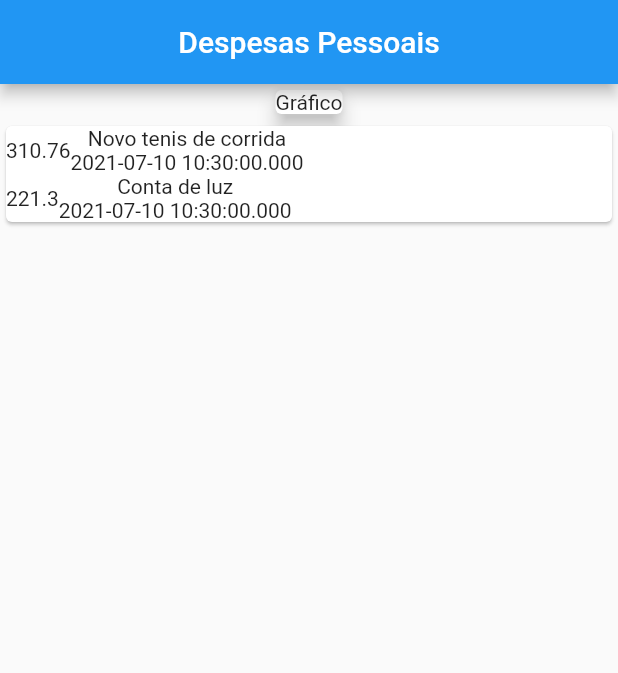
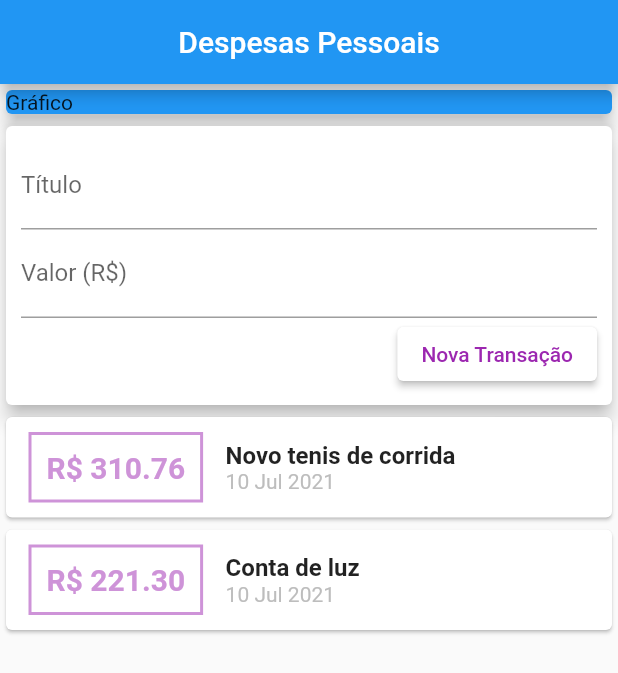
Before and after one commit to GuerreiroLeonardo/personal-expenses-app, a Flutter app: the screen it shows after launch, on a phone screen of 412 x 824 dp. Shown: the top 673 px of the screen. Run offline on Flutter 3.47's test engine with Material 2 defaults, Android fonts, the phone set to English and light mode, and no system bars.

Commit message:
Add intl and rearrenge tree of components

```diff
--- /dev/null
+++ b/expenses/lib/components/transaction_form.dart
@@ -0,0 +1,55 @@
+import 'package:flutter/material.dart';
+
+class TransactionForm extends StatelessWidget {
+  final titleController = TextEditingController();
+  final valueController = TextEditingController();
+
+  final void Function(String, double) onSubmit;
+
+  TransactionForm(this.onSubmit);
+
+  @override
+  Widget build(BuildContext context) {
+    return Container(
+      child: Card(
+          elevation: 5,
+          child: Padding(
+            padding: const EdgeInsets.all(10),
+            child: Column(
+              children: <Widget>[
+                TextField(
+                  controller: titleController,
+                  // onChanged: (newValue) => {title = newValue},
+                  decoration: InputDecoration(
+                    labelText: 'Título',
+                  ),
+                ),
+                TextField(
+                  controller: valueController,
+                  // onChanged: (newValue) => {value = newValue},
+                  decoration: InputDecoration(
+                    labelText: 'Valor (R\$)',
+                  ),
+                ),
+                Row(
+                  mainAxisAlignment: MainAxisAlignment.end,
+                  children: [
+                    ElevatedButton(
+                      onPressed: () {
+                        final title = titleController.text;
+                        final value =
+                            double.tryParse(valueController.text) ?? 0.0;
+                        onSubmit(title, value);
+                      },
+                      child: Text("Nova Transação"),
+                      style: ElevatedButton.styleFrom(
+                          primary: Colors.white, onPrimary: Colors.purple),
+                    ),
+                  ],
+                )
+              ],
+            ),
+          )),
+    );
+  }
+}
--- /dev/null
+++ b/expenses/lib/components/transaction_list.dart
@@ -0,0 +1,57 @@
+import 'package:expenses/models/transaction.dart';
+import 'package:flutter/material.dart';
+import 'package:intl/intl.dart';
+
+class TransactionList extends StatelessWidget {
+  final List<Transaction> transactions;
+
+  TransactionList(this.transactions);
+
+  @override
+  Widget build(BuildContext context) {
+    return Container(
+      height: 500,
+      child: ListView(
+          children: transactions.map((transaction) {
+        return Card(
+          child: Row(
+            children: [
+              Container(
+                margin: EdgeInsets.symmetric(
+                  horizontal: 15,
+                  vertical: 10,
+                ),
+                decoration: BoxDecoration(
+                    border: Border.all(
+                  color: Colors.purple[200],
+                  width: 2,
+                )),
+                padding: EdgeInsets.all(10),
+                child: Text(
+                  'R\$ ${transaction.value.toStringAsFixed(2)}',
+                  style: TextStyle(
+                      fontWeight: FontWeight.bold,
+                      fontSize: 20,
+                      color: Colors.purple[200]),
+                ),
+              ),
+              Column(crossAxisAlignment: CrossAxisAlignment.start, children: [
+                Text(
+                  transaction.title,
+                  style: TextStyle(
+                    fontSize: 16,
+                    fontWeight: FontWeight.bold,
+                  ),
+                ),
+                Text(
+                  DateFormat('d MMM y').format(transaction.date),
+                  style: TextStyle(color: Colors.grey[400]),
+                ),
+              ])
+            ],
+          ),
+        );
+      }).toList()),
+    );
+  }
+}
--- /dev/null
+++ b/expenses/lib/components/transaction_user.dart
@@ -0,0 +1,49 @@
+import 'dart:math';
+
+import 'package:expenses/models/transaction.dart';
+import 'package:flutter/material.dart';
+import 'transaction_form.dart';
+import 'transaction_list.dart';
+
+class TransactionUser extends StatefulWidget {
+  @override
+  _TransactionUserState createState() => _TransactionUserState();
+}
+
+class _TransactionUserState extends State<TransactionUser> {
+  final _transations = [
+    Transaction(
+      id: 't1',
+      title: 'Novo tenis de corrida',
+      value: 310.76,
+      date: DateTime.now(),
+    ),
+    Transaction(
+      id: 't2',
+      title: 'Conta de luz',
+      value: 221.30,
+      date: DateTime.now(),
+    )
+  ];
+
+  _addTransaction(String title, double value) {
+    final newTransaction = Transaction(
+        id: Random().nextDouble().toString(),
+        title: title,
+        value: value,
+        date: DateTime.now());
+    setState(() {
+      _transations.add(newTransaction);
+    });
+  }
+
+  @override
+  Widget build(BuildContext context) {
+    return Column(
+      children: [
+        TransactionForm(_addTransaction),
+        TransactionList(_transations),
+      ],
+    );
+  }
+}
--- a/expenses/lib/main.dart
+++ b/expenses/lib/main.dart
@@ -1,5 +1,5 @@
-import 'package:expenses/models/transaction.dart';
 import 'package:flutter/material.dart';
+import 'components/transaction_user.dart';
 
 main() => runApp(ExpensesApp());
 
@@ -11,21 +11,6 @@ class ExpensesApp extends StatelessWidget {
 }
 
 class MyHomePage extends StatelessWidget {
-  final _transations = [
-    Transaction(
-      id: 't1',
-      title: 'Novo tenis de corrida',
-      value: 310.76,
-      date: DateTime.now(),
-    ),
-    Transaction(
-      id: 't2',
-      title: 'Conta de luz',
-      value: 221.30,
-      date: DateTime.now(),
-    )
-  ];
-
   @override
   Widget build(BuildContext context) {
     return Scaffold(
@@ -33,31 +18,20 @@ class MyHomePage extends StatelessWidget {
         title: Text("Despesas Pessoais"),
         centerTitle: true,
       ),
-      body: Column(
-        crossAxisAlignment: CrossAxisAlignment.center,
+      body: SingleChildScrollView(
+        child: Column(
+          crossAxisAlignment: CrossAxisAlignment.stretch,
           children: <Widget>[
             Container(
               child: Card(
+                color: Colors.blue,
                 child: Text("Gráfico"),
                 elevation: 5,
               ),
             ),
-          Card(
-              child: Column(
-                  children: _transations.map((transaction) {
-            return Row(
-              children: [
-                Container(
-                  child: Text(transaction.value.toString()),
+            TransactionUser(),
+          ],
         ),
-                Column(children: [
-                  Text(transaction.title),
-                  Text(transaction.date.toString()),
-                ])
-              ],
-            );
-          }).toList()))
-        ],
       ),
     );
   }
```
Also changed, not shown: expenses/pubspec.yaml (+41 -42 lines). Lines whose indentation alone changed are shown as unchanged.
